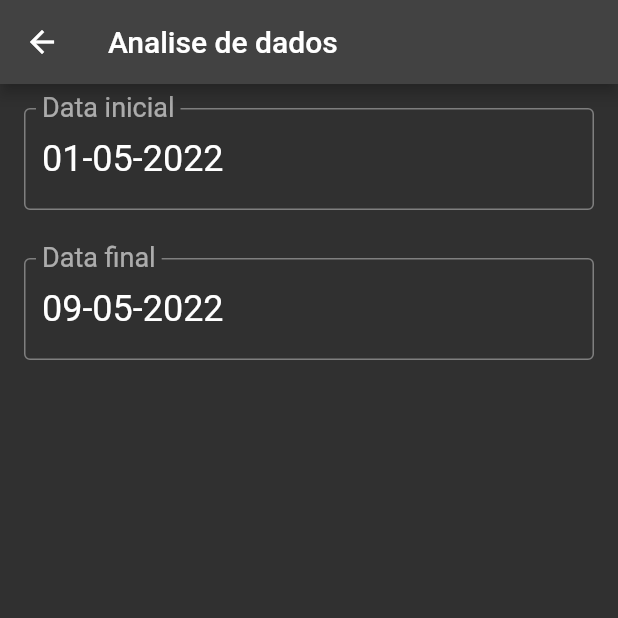
After one commit to GabrielBoscoli/INF1300, a Flutter app: the screen it shows after launch, after a tap on the "analytics" icon, on a phone screen of 412 x 824 dp, the top half of it. The commit adds this screen. Run offline on Flutter 3.47's test engine with Material 2 defaults, Android fonts, the phone set to English and light mode, and no system bars; our stand-ins replace equatable, flutter_colorpicker, sqflite; accounts and stored records are empty.

Commit message:
analise dos dados

```diff
--- /dev/null
+++ b/lib/components/loading.dart
@@ -0,0 +1,18 @@
+import 'package:flutter/material.dart';
+
+class Loading extends StatelessWidget {
+  @override
+  Widget build(BuildContext context) {
+    return Center(
+      child: Column(
+        mainAxisAlignment: MainAxisAlignment.center,
+        crossAxisAlignment: CrossAxisAlignment.center,
+        children: const <Widget>[
+          CircularProgressIndicator(),
+          Text('Loading')
+        ],
+      ),
+    );
+  }
+
+}
--- a/lib/database/dao/gasto_dao.dart
+++ b/lib/database/dao/gasto_dao.dart
@@ -2,12 +2,15 @@ import 'dart:ui';
 
 import 'package:bytebank/models/categoria.dart';
 import 'package:bytebank/models/gasto.dart';
+import 'package:flutter/material.dart';
 import 'package:sqflite/sqflite.dart';
 
 import '../app_database.dart';
 
 class GastoDao {
   static const String _tableName = 'contacts';
+
+  ///TODO: mudar o table name pra gasto
   static const String _id = 'id';
   static const String _valor = 'valor';
   static const String _descricao = 'descricao';
@@ -16,7 +19,11 @@ class GastoDao {
   static const String _ano = 'ano';
   static const String _mes = 'mes';
   static const String _dia = 'dia';
-  // TODO: extrair categoria para uma tabela propria
+  static const String _whereDateHigherOrEqual =
+      '$_ano > ? OR ($_ano = ? AND $_mes > ?) OR ($_ano = ? AND $_mes = ? AND $_dia >= ?)';
+  static const String _whereDateLowerOrEqual =
+      '$_ano < ? OR ($_ano = ? AND $_mes < ?) OR ($_ano = ? AND $_mes = ? AND $_dia <= ?)';
+  // TODO: futuramente extrair categoria para uma tabela propria, afim de permitir multiplas categotias por gasto
   static const String tableSql = 'CREATE TABLE $_tableName('
       '$_id INTEGER PRIMARY KEY, '
       '$_valor REAL,'
@@ -40,6 +47,66 @@ class GastoDao {
     final List<Map<String, dynamic>> result = await db.query(_tableName);
     List<Gasto> gastos = _toList(result);
     return gastos;
+  }
+
+  Future<double> findTotalByDate(DateTimeRange dateTimeRange) async {
+    debugPrint('findTotalByDate');
+    const columnName = 'TOTAL($_valor)';
+    List<String> columns = [columnName];
+    final List<Map<String, dynamic>> result =
+        await _queryGastoByDateAux(dateTimeRange, columns);
+    double total = result[0][columnName];
+    return total;
+  }
+
+  Future<Map<Categoria, double>> findByDateGroupedByCategoria(
+      DateTimeRange dateTimeRange) async {
+    debugPrint('findByDateGroupedByCategoria');
+    const columnTotal = 'TOTAL($_valor)';
+    List<String> columns = [_categoriaNome, _categoriaCor, columnTotal];
+    final List<Map<String, dynamic>> result =
+        await _queryGastoByDateAux(dateTimeRange, columns, _categoriaNome);
+    return _toMapCategoria(result, columnTotal);
+  }
+
+  Future<List<Map<String, dynamic>>> _queryGastoByDateAux(
+      DateTimeRange dateTimeRange, List<String> columns,
+      [String? groupBy]) async {
+    /// separando os dados da data inicial
+    DateTime start = dateTimeRange.start;
+    final startDay = start.day;
+    final startMonth = start.month;
+    final startYear = start.year;
+
+    /// separando os dados da data final
+    DateTime end = dateTimeRange.end;
+    final endDay = end.day;
+    final endMonth = end.month;
+    final endYear = end.year;
+
+    final Database db = await getDatabase();
+
+    final List<Map<String, dynamic>> result = await db.query(
+      _tableName,
+      columns: columns,
+      where: '($_whereDateHigherOrEqual) AND ($_whereDateLowerOrEqual)',
+      whereArgs: [
+        startYear,
+        startYear,
+        startMonth,
+        startYear,
+        startMonth,
+        startDay,
+        endYear,
+        endYear,
+        endMonth,
+        endYear,
+        endMonth,
+        endDay
+      ],
+      groupBy: groupBy,
+    );
+    return result;
   }
 
   Future<int> update(Gasto gasto) async {
@@ -88,4 +155,19 @@ class GastoDao {
     }
     return gastos;
   }
+
+  ///TODO: esse metodo vai mudar quando a categoria tiver tabela propria no futuro
+  Map<Categoria, double> _toMapCategoria(
+      List<Map<String, dynamic>> result, String columnTotal) {
+    debugPrint('_toMapCategoria');
+    Map<Categoria, double> resultMap = {};
+    for (Map<String, dynamic> row in result) {
+      final Categoria categoria = Categoria(
+        row[_categoriaNome],
+        Color(row[_categoriaCor]),
+      );
+      resultMap[categoria] = row[columnTotal];
+    }
+    return resultMap;
+  }
 }
--- a/lib/models/gasto.dart
+++ b/lib/models/gasto.dart
@@ -1,6 +1,7 @@
+import 'package:equatable/equatable.dart';
 import 'categoria.dart';
 
-class Gasto {
+class Gasto extends Equatable {
   int id;
   final double valor;
   final String descricao;
@@ -13,4 +14,7 @@ class Gasto {
   String toString() {
     return 'Gasto{id: $id, valor: $valor, descricao: $descricao, categoria: $categoria, data: $data}';
   }
+
+  @override
+  List<Object?> get props => [id];
 }
--- /dev/null
+++ b/lib/screens/analysis/data_analysis.dart
@@ -0,0 +1,166 @@
+import 'package:bytebank/components/loading.dart';
+import 'package:bytebank/screens/analysis/item.dart';
+import 'package:flutter/material.dart';
+import 'package:intl/intl.dart';
+
+import '../../components/editor.dart';
+import '../../database/dao/gasto_dao.dart';
+import '../../models/categoria.dart';
+
+class DataAnalysis extends StatefulWidget {
+  static const String _appBarTitle = 'Analise de dados';
+  static const String _dataInicialLabel = 'Data inicial';
+  static const String _dataFinalLabel = 'Data final';
+  static const GastoDao _gastoDao = GastoDao();
+
+  DataAnalysis({Key? key}) : super(key: key);
+
+  @override
+  State<DataAnalysis> createState() => _DataAnalysisState();
+}
+
+class _DataAnalysisState extends State<DataAnalysis> {
+  final _dataCorrente = DateTime.now();
+
+  late DateTime _dataInicial =
+      DateTime(_dataCorrente.year, _dataCorrente.month, 1);
+
+  late DateTime _dataFinal = DateTime.now();
+      // DateTime(_dataCorrente.year, _dataCorrente.month + 1, 0);
+      // isso colocaria a data no ultimo dia do mes corrente
+
+  final DateFormat _formatter = DateFormat('dd-MM-yyyy');
+
+  late final _controladorCampoDataInicial =
+      TextEditingController(text: _formatter.format(_dataInicial));
+
+  late final _controladorCampoDataFinal =
+      TextEditingController(text: _formatter.format(_dataFinal));
+
+  late Future<Map<Categoria, double>>? _futureMap;
+
+  Map<Categoria, double> _mapCategoriaValor = {};
+
+  double _valorTotal = 0;
+
+  @override
+  void initState() {
+    debugPrint('data analysis init state...');
+    super.initState();
+    DataAnalysis._gastoDao.findTotalByDate(DateTimeRange(start: _dataInicial, end: _dataFinal)).then((value) {
+      debugPrint('init state then value: ' + value.toString());
+      setState(() {
+        _valorTotal = value;
+      });
+    });
+    _futureMap = DataAnalysis._gastoDao.findByDateGroupedByCategoria(
+        DateTimeRange(start: _dataInicial, end: _dataFinal));
+  }
+
+  @override
+  Widget build(BuildContext context) {
+    return Scaffold(
+      appBar: AppBar(title: const Text(DataAnalysis._appBarTitle)),
+      body: Column(
+        children: [
+          Editor(
+            _controladorCampoDataInicial,
+            DataAnalysis._dataInicialLabel,
+            'Data',
+            readOnly: true,
+            onTapCallback: () => _callbackDataInicial(),
+          ),
+          Editor(
+            _controladorCampoDataFinal,
+            DataAnalysis._dataFinalLabel,
+            'Data',
+            readOnly: true,
+            onTapCallback: () => _callbackDataFinal(),
+          ),
+          Expanded(
+            /// tem que ter esse expanded se nao a lista nao renderiza
+            child: FutureBuilder<Map<Categoria, double>>(
+                future: _futureMap,
+                builder: (context, snapshot) {
+                  switch (snapshot.connectionState) {
+                    case ConnectionState.none:
+                      debugPrint('data analysis connection state none');
+                      return _listBuilder();
+                    case ConnectionState.active:
+                      debugPrint('data analysis connection state active');
+                      break;
+                    case ConnectionState.waiting:
+                      debugPrint('data analysis connection state waiting');
+                      return Loading();
+                    case ConnectionState.done:
+                      debugPrint('data analysis connection state done');
+                      _mapCategoriaValor = snapshot.data ?? {};
+                      return _listBuilder();
+                  }
+                  return const Text('Unknown error');
+                }),
+          ),
+        ],
+      ),
+    );
+  }
+
+  ListView _listBuilder() {
+    return ListView.builder(
+      itemCount: _mapCategoriaValor.length,
+      itemBuilder: (context, indice) {
+        final Categoria categoria = _mapCategoriaValor.keys.elementAt(indice);
+        if (categoria == null) {
+          return ItemAnalysis(0.0, 0, Categoria('Unknown Error', Colors.red));
+        }
+        return ItemAnalysis(_mapCategoriaValor[categoria]!,
+            (_mapCategoriaValor[categoria]! / _valorTotal) * 100, categoria);
+      },
+    );
+  }
+
+  Future<DateTime?> _showDatePicker(DateTime initialDate) async {
+    DateTime lastDate = DateTime.now();
+    if (initialDate.isAfter(lastDate)) {
+      lastDate = initialDate;
+    }
+    return showDatePicker(
+      context: context,
+      initialDate: initialDate,
+      firstDate: DateTime.now().subtract(const Duration(days: 365)),
+      lastDate: lastDate,
+    );
+  }
+
+  void _callbackDataInicial() {
+    _showDatePicker(_dataInicial).then((date) => {
+          if (date != null)
+            {
+              setState(() {
+                _dataInicial = date;
+                _controladorCampoDataInicial.text =
+                    _formatter.format(_dataInicial);
+                _futureMap = DataAnalysis._gastoDao
+                    .findByDateGroupedByCategoria(
+                        DateTimeRange(start: _dataInicial, end: _dataFinal));
+              })
+            }
+        });
+    return;
+  }
+
+  void _callbackDataFinal() {
+    _showDatePicker(_dataFinal).then((date) => {
+          if (date != null)
+            {
+              setState(() {
+                _dataFinal = date;
+                _controladorCampoDataFinal.text = _formatter.format(_dataFinal);
+                _futureMap = DataAnalysis._gastoDao
+                    .findByDateGroupedByCategoria(
+                        DateTimeRange(start: _dataInicial, end: _dataFinal));
+              })
+            }
+        });
+  }
+}
--- a/lib/screens/gasto/lista.dart
+++ b/lib/screens/gasto/lista.dart
@@ -1,14 +1,16 @@
+import 'package:bytebank/components/loading.dart';
 import 'package:bytebank/database/dao/gasto_dao.dart';
 import 'package:bytebank/models/gasto.dart';
 import 'package:flutter/material.dart';
 
+import '../analysis/data_analysis.dart';
 import 'novo_gasto.dart';
 import 'item.dart';
 
 class ListaGastos extends StatefulWidget {
   final GastoDao _gastoDao = const GastoDao();
 
-  const ListaGastos({Key? key}) : super(key: key);
+  ListaGastos({Key? key}) : super(key: key);
 
   @override
   State<StatefulWidget> createState() {
@@ -33,6 +35,17 @@ class ListaGastosState extends State<ListaGastos> {
     return Scaffold(
       appBar: AppBar(
         title: const Text('Gastos'),
+        actions: <Widget>[
+          IconButton(
+            onPressed: () {
+              // final Future<Gasto?> future =
+              Navigator.push(context, MaterialPageRoute(builder: (context) {
+                return DataAnalysis();
+              }));
+            },
+            icon: const Icon(Icons.analytics_rounded),
+          ),
+        ],
       ),
       body: FutureBuilder<List<Gasto>>(
           future: _futureGastos,
@@ -42,16 +55,7 @@ class ListaGastosState extends State<ListaGastos> {
                 debugPrint('connection state none');
                 return _listBuilder();
               case ConnectionState.waiting:
-                return Center(
-                  child: Column(
-                    mainAxisAlignment: MainAxisAlignment.center,
-                    crossAxisAlignment: CrossAxisAlignment.center,
-                    children: const <Widget>[
-                      CircularProgressIndicator(),
-                      Text('Loading')
-                    ],
-                  ),
-                );
+                return Loading();
               case ConnectionState.active:
                 break;
               case ConnectionState.done:
@@ -73,7 +77,7 @@ class ListaGastosState extends State<ListaGastos> {
         onPressed: () {
           final Future<Gasto?> future =
               Navigator.push(context, MaterialPageRoute(builder: (context) {
-            return FormularioGasto();
+            return NovoGasto();
           }));
           future.then((gastoRecebido) {
             debugPrint('chegou no then do future');
@@ -92,12 +96,14 @@ class ListaGastosState extends State<ListaGastos> {
 
   ListView _listBuilder() {
     return ListView.builder(
+      padding: EdgeInsets.only(bottom: MediaQuery.of(context).size.height / 8), // padding para nao bloquear a edicao do ultimo item
       itemCount: _gastos.length,
       itemBuilder: (context, indice) {
         final gasto = _gastos[indice];
         return ItemGasto(
           gasto,
           deleteCallback: deleteGasto,
+          editCallback: editGasto,
         );
       },
     );
@@ -114,4 +120,15 @@ class ListaGastosState extends State<ListaGastos> {
       debugPrint('gasto não removido');
     }
   }
+
+  editGasto(Gasto gasto) {
+    debugPrint('atualizando gasto...');
+    int index = _gastos.indexOf(gasto);
+    if (index != -1) {
+      setState(() {
+        _gastos[index] = gasto;
+      });
+    }
+    debugPrint('gasto atualizado');
+  }
 }
--- a/pubspec.yaml
+++ b/pubspec.yaml
@@ -32,6 +32,7 @@ dependencies:
   sqflite:
   path:
   equatable: ^2.0.0-nullsafety.0
+  multi_select_flutter: ^4.0.0
 
 
   # The following adds the Cupertino Icons font to your application.
```
Also changed, not shown: lib/components/centered_text.dart (added, +17 -0 lines), lib/screens/analysis/item.dart (added, +55 -0 lines), lib/screens/gasto/editar_gasto.dart (+12 -7 lines), lib/screens/gasto/formulario_gasto.dart (added, +141 -0 lines), lib/screens/gasto/item.dart (+12 -7 lines), lib/screens/gasto/novo_gasto.dart (+5 -122 lines), pubspec.lock, 1 other file.
